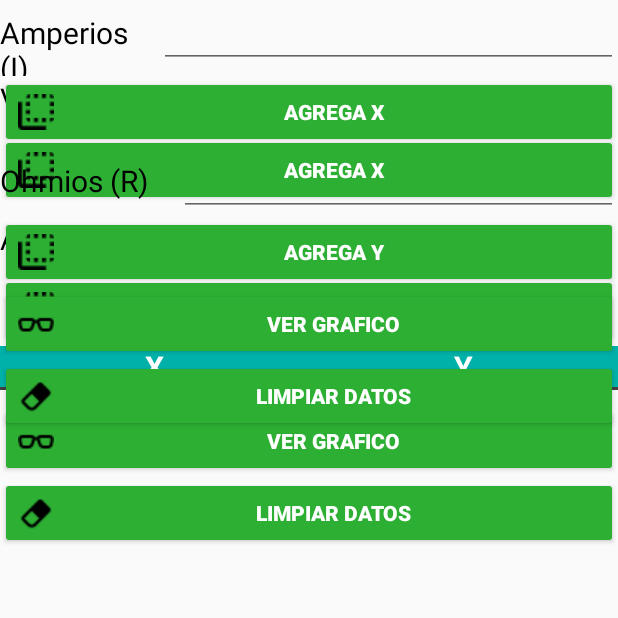
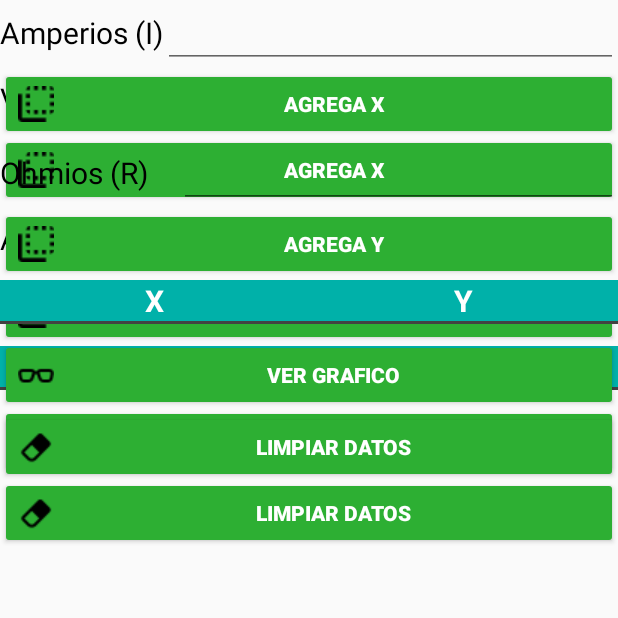
Before and after one commit to guiltydarkness1313/electrotecnia_TECSUP, an Android app: the DatosExperimentalesActivity screen opened directly, with no data from a screen before it, after a tap on "VER GRAFICO", on a phone screen of 412 x 824 dp, the top half of it. Run offline under Robolectric (Android 15) with nearby library versions, the phone set to English and light mode, and no system bars; 1 statement that could not run was skipped.

Commit message:
agregado de las tablas y corrección en los boot del teclado

```diff
--- a/app/src/main/AndroidManifest.xml
+++ b/app/src/main/AndroidManifest.xml
@@ -17,7 +17,7 @@
                 <category android:name="android.intent.category.LAUNCHER" />
             </intent-filter>
         </activity>
-        <activity android:name=".DatosExperimentalesActivity"/>
+        <activity android:name=".DatosExperimentalesActivity" android:windowSoftInputMode="stateHidden"/>
         <activity android:name=".MenuOhmActivity"/>
         <activity android:name=".AmperiosActivity" android:windowSoftInputMode="stateHidden"/>
         <activity android:name=".GraficoActivity"/>
--- a/app/src/main/java/com/shibuyaxpress/electrotecniatecsup/DatosExperimentalesActivity.java
+++ b/app/src/main/java/com/shibuyaxpress/electrotecniatecsup/DatosExperimentalesActivity.java
@@ -24,6 +24,7 @@ public class DatosExperimentalesActivity extends AppCompatActivity {
     Button btnGrafico1,btnGrafico2,btnGrafico3;
     TableLayout tabla1,tabla2;
     TextView puntos1,puntos2;
+    TextView ptosX2,ptosY2;
     TableRow tableRow;
 
     double x,y,z;
@@ -38,6 +39,7 @@ public class DatosExperimentalesActivity extends AppCompatActivity {
     //ArrayList<Double> puntosY3=new ArrayList<>();
     //el contador vera si hay la misma cantidad de puntos por eje para evitar problemas
     int contadorX=0,contadorY=0;
+    int contadorX2=0,contadorY2=0;
     int sample=2;
     @Override
     protected void onCreate(Bundle savedInstanceState) {
@@ -48,6 +50,11 @@ public class DatosExperimentalesActivity extends AppCompatActivity {
 
         tabla1.setColumnStretchable(0,true);
         tabla1.setColumnStretchable(1,true);
+
+        tabla2=(TableLayout)findViewById(R.id.tabla_2);
+
+        tabla2.setColumnStretchable(0,true);
+        tabla2.setColumnStretchable(1,true);
 
         /////////////////////////////////
         editV1=(EditText)findViewById(R.id.editV1);
@@ -160,11 +167,33 @@ public class DatosExperimentalesActivity extends AppCompatActivity {
     public void AgregaY2(View view){
         try {
             puntosY2.add(Double.parseDouble(editI2.getText().toString()));
+            tableRow=new TableRow(this);
+            ptosX2=new TextView(this);
+            ptosY2=new TextView(this);
+
+            ptosX2.setText(String.valueOf(puntosX2.get(contadorX2)));
+            ptosX2.setTextSize(15);
+            ptosX2.setGravity(Gravity.CENTER);
+
+            ptosY2.setText(String.valueOf(puntosY2.get(contadorY2)));
+            ptosY2.setTextSize(15);
+            ptosY2.setGravity(Gravity.CENTER);
+
+            tableRow.addView(ptosX2);
+            tableRow.addView(ptosY2);
+
+            tabla2.addView(tableRow);
+
+            contadorX2+=1;
+            contadorY2+=1;
+            editV2.setText("");
+            editI2.setText("");
             //contadorY++;
             Toast.makeText(getApplicationContext(), String.valueOf(puntosY2.size())+"° punto añadido", Toast.LENGTH_SHORT).show();
 
         }catch (Exception e1){
-
+            e1.printStackTrace();
+            Log.e("APP", e1.toString());
         }
     }
 
@@ -179,14 +208,17 @@ public class DatosExperimentalesActivity extends AppCompatActivity {
 
             contadorX=0;
             contadorY=0;
+            contadorX2=0;
+            contadorY2=0;
             //puntosY3.clear();
             // puntosX3.clear();
             editV1.setText("");
             editI1.setText("");
+            editV2.setText("");
+            editI2.setText("");
 
             int childCount = tabla1.getChildCount();
-
-            // Remove all rows except the first one
+            tabla2.removeAllViews();
 
             tabla1.removeViews(0,childCount);
             Toast.makeText(getApplicationContext(), "Se han eliminado los parametros de la gráfica", Toast.LENGTH_SHORT).show();
--- a/app/src/main/res/layout/activity_datos_exp.xml
+++ b/app/src/main/res/layout/activity_datos_exp.xml
@@ -240,7 +240,7 @@
 
                                 <TextView
                                     android:text="Amperios (I)"
-                                    android:layout_width="106dp"
+                                    android:layout_width="wrap_content"
                                     android:layout_height="wrap_content"
                                     android:textSize="20sp"
                                     android:textColor="#000"
@@ -310,7 +310,54 @@
                                 android:layout_centerVertical="true"
                                 android:layout_centerHorizontal="true"
                                 android:layout_weight="1" />
+                            <TableRow
+                                android:layout_width="match_parent"
+                                android:layout_height="match_parent"
+                                android:background="#00B1A9"
+                                android:layout_weight="1" >
 
+                                <TextView
+                                    android:id="@+id/columnaX2"
+                                    android:layout_width="match_parent"
+                                    android:layout_height="wrap_content"
+                                    android:layout_weight="50"
+                                    android:gravity="center"
+                                    android:text="X"
+                                    android:textColor="@android:color/white"
+                                    android:textSize="20sp"
+                                    android:textStyle="bold" />
+
+                                <TextView
+                                    android:id="@+id/ColumnaY2"
+                                    android:layout_width="match_parent"
+                                    android:layout_height="wrap_content"
+                                    android:layout_weight="50"
+                                    android:gravity="center"
+                                    android:text="Y"
+                                    android:textColor="@android:color/white"
+                                    android:textSize="20sp"
+                                    android:textStyle="bold" />
+
+                            </TableRow>
+
+                            <View
+                                android:id="@+id/view7"
+                                android:layout_width="match_parent"
+                                android:layout_height="2dp"
+                                android:layout_weight="1"
+                                android:background="@color/cardview_dark_background">
+
+                            </View>
+
+                            <TableLayout
+                                android:id="@+id/tabla_2"
+                                android:layout_width="match_parent"
+                                android:layout_height="match_parent"
+                                android:layout_marginBottom="10dp"
+                                android:layout_marginEnd="5dp"
+                                android:layout_marginStart="5dp">
+
+                            </TableLayout>
                             <Button
                                 android:layout_width="match_parent"
                                 android:layout_height="wrap_content"
```
